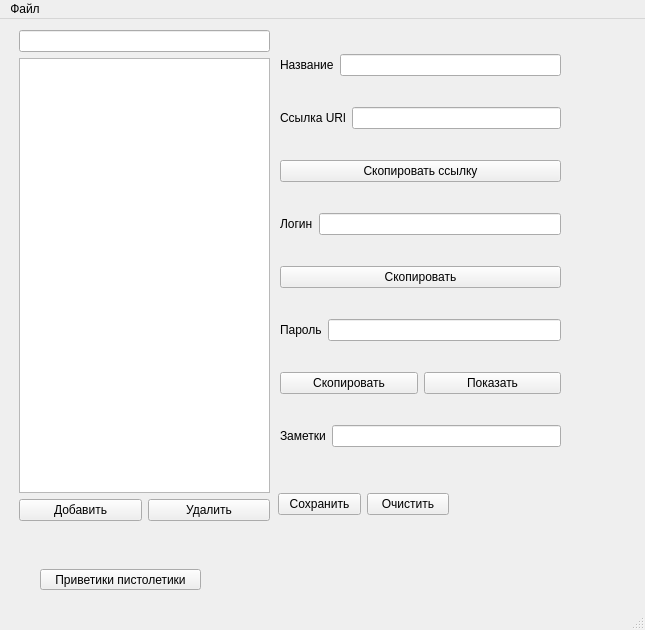
Above: mainwindow.ui from ioTardis/PasswordManager before the change. Below: the same form after it.
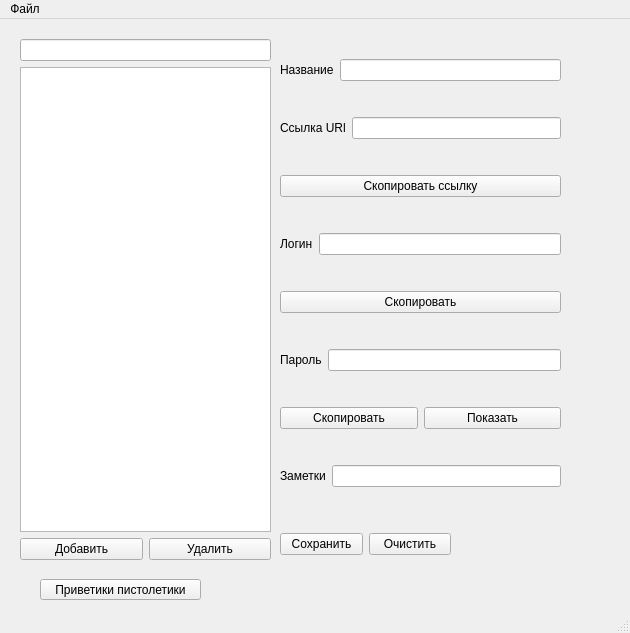
That is the form after the change.

The edit to the form file:
```diff
--- a/mainwindow.ui
+++ b/mainwindow.ui
@@ -6,8 +6,8 @@
    <rect>
     <x>0</x>
     <y>0</y>
-    <width>645</width>
-    <height>630</height>
+    <width>630</width>
+    <height>633</height>
    </rect>
   </property>
   <property name="windowTitle">
@@ -17,8 +17,8 @@
    <widget class="QWidget" name="layoutWidget">
     <property name="geometry">
      <rect>
-      <x>278</x>
-      <y>470</y>
+      <x>280</x>
+      <y>510</y>
       <width>171</width>
       <height>31</height>
      </rect>
@@ -43,10 +43,10 @@
    <widget class="QWidget" name="layoutWidget_2">
     <property name="geometry">
      <rect>
-      <x>19</x>
-      <y>11</y>
+      <x>20</x>
+      <y>20</y>
       <width>251</width>
-      <height>491</height>
+      <height>521</height>
      </rect>
     </property>
     <layout class="QVBoxLayout" name="verticalLayout">
@@ -82,7 +82,7 @@
       <x>280</x>
       <y>10</y>
       <width>281</width>
-      <height>451</height>
+      <height>491</height>
      </rect>
     </property>
     <layout class="QVBoxLayout" name="verticalLayout_2">
@@ -201,7 +201,7 @@
     <property name="geometry">
      <rect>
       <x>40</x>
-      <y>550</y>
+      <y>560</y>
       <width>161</width>
       <height>21</height>
      </rect>
@@ -216,7 +216,7 @@
     <rect>
      <x>0</x>
      <y>0</y>
-     <width>645</width>
+     <width>630</width>
      <height>22</height>
     </rect>
    </property>
```
Left out of the diff: 2 changed lines with no effect on the pictures.
